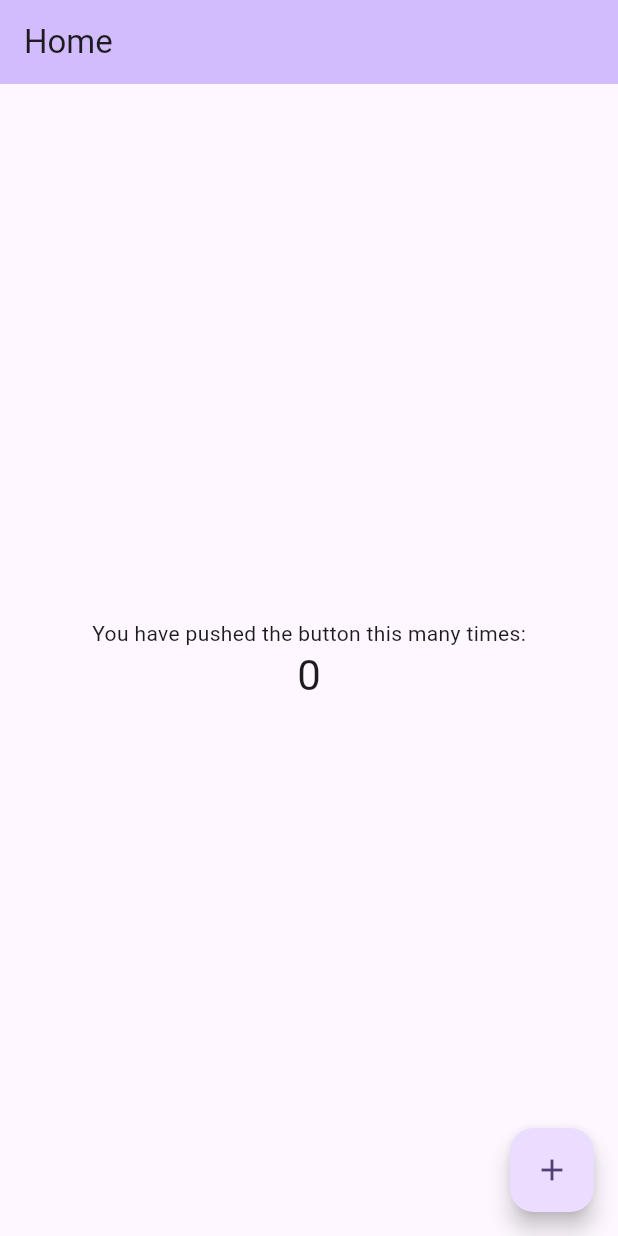
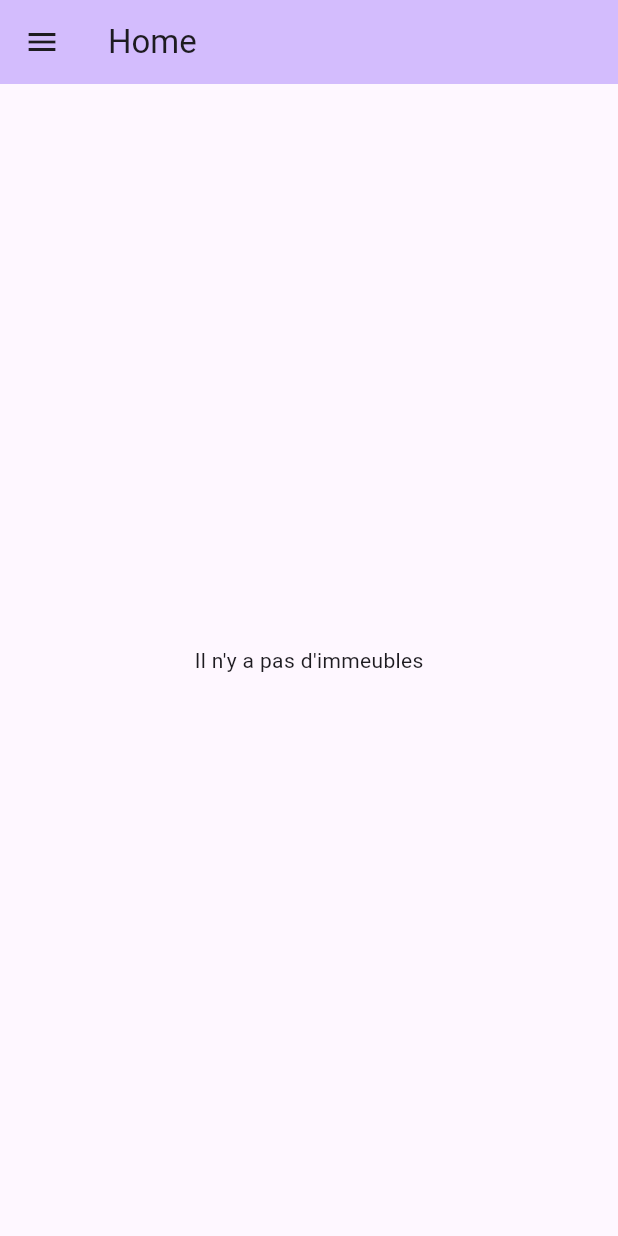
Before and after one commit to rhayonne/lacoloc, a Flutter app: the screen it shows after launch, on a phone screen of 412 x 824 dp. Run offline on Flutter 3.47's test engine with Material 3 defaults, Android fonts, the phone set to English and light mode, and no system bars; our stand-ins replace flutter_dotenv, supabase_flutter; accounts and stored records are empty.

Commit message:
Funcionando, incluindo as tranzaçoes do banco de dados

```diff
--- /dev/null
+++ b/lib/data/models/immeubles.dart
@@ -0,0 +1,24 @@
+class ImmeublesModel {
+  final int id;
+  final String nome;
+  final String? description;
+  final DateTime? createdAt;
+
+  ImmeublesModel({
+    required this.id,
+    required this.nome,
+    this.createdAt,
+    this.description,
+  });
+
+  factory ImmeublesModel.fromMap(Map<String, dynamic> map) {
+    return ImmeublesModel(
+      id: map['id'],
+      nome: map['nome'],
+      description: map['description'],
+      createdAt: map['created_at'] != null
+          ? DateTime.parse(map['created_at'])
+          : null,
+    );
+  }
+}
--- a/lib/home_page.dart
+++ /dev/null
@@ -1,101 +0,0 @@
-import 'package:flutter/material.dart';
-
-// class HomePage extends StatefulWidget {
-//   const HomePage({super.key});
-
-//   @override
-//   State<HomePage> createState() => _HomePageState();
-// }
-
-// class _HomePageState extends State<HomePage> {
-//   @override
-//   Widget build(BuildContext context) {
-//     return const Placeholder();
-//   }
-// }
-
-class HomePage extends StatefulWidget {
-  const HomePage({super.key, required this.title});
-
-  // This widget is the home page of your application. It is stateful, meaning
-  // that it has a State object (defined below) that contains fields that affect
-  // how it looks.
-
-  // This class is the configuration for the state. It holds the values (in this
-  // case the title) provided by the parent (in this case the App widget) and
-  // used by the build method of the State. Fields in a Widget subclass are
-  // always marked "final".
-
-  final String title;
-
-  @override
-  State<HomePage> createState() => _HomePageState();
-}
-
-class _HomePageState extends State<HomePage> {
-  int _counter = 0;
-
-  void _incrementCounter() {
-    setState(() {
-      // This call to setState tells the Flutter framework that something has
-      // changed in this State, which causes it to rerun the build method below
-      // so that the display can reflect the updated values. If we changed
-      // _counter without calling setState(), then the build method would not be
-      // called again, and so nothing would appear to happen.
-      _counter++;
-    });
-  }
-
-  @override
-  Widget build(BuildContext context) {
-    // This method is rerun every time setState is called, for instance as done
-    // by the _incrementCounter method above.
-    //
-    // The Flutter framework has been optimized to make rerunning build methods
-    // fast, so that you can just rebuild anything that needs updating rather
-    // than having to individually change instances of widgets.
-    return Scaffold(
-      appBar: AppBar(
-        // TRY THIS: Try changing the color here to a specific color (to
-        // Colors.amber, perhaps?) and trigger a hot reload to see the AppBar
-        // change color while the other colors stay the same.
-        backgroundColor: Theme.of(context).colorScheme.inversePrimary,
-        // Here we take the value from the MyHomePage object that was created by
-        // the App.build method, and use it to set our appbar title.
-        title: Text(widget.title),
-      ),
-      body: Center(
-        // Center is a layout widget. It takes a single child and positions it
-        // in the middle of the parent.
-        child: Column(
-          // Column is also a layout widget. It takes a list of children and
-          // arranges them vertically. By default, it sizes itself to fit its
-          // children horizontally, and tries to be as tall as its parent.
-          //
-          // Column has various properties to control how it sizes itself and
-          // how it positions its children. Here we use mainAxisAlignment to
-          // center the children vertically; the main axis here is the vertical
-          // axis because Columns are vertical (the cross axis would be
-          // horizontal).
-          //
-          // TRY THIS: Invoke "debug painting" (choose the "Toggle Debug Paint"
-          // action in the IDE, or press "p" in the console), to see the
-          // wireframe for each widget.
-          mainAxisAlignment: .center,
-          children: [
-            const Text('You have pushed the button this many times:'),
-            Text(
-              '$_counter',
-              style: Theme.of(context).textTheme.headlineMedium,
-            ),
-          ],
-        ),
-      ),
-      floatingActionButton: FloatingActionButton(
-        onPressed: _incrementCounter,
-        tooltip: 'Increment',
-        child: const Icon(Icons.add),
-      ),
-    );
-  }
-}
--- /dev/null
+++ b/lib/presentation/home_page.dart
@@ -0,0 +1,67 @@
+import 'package:flutter/material.dart';
+import 'package:lacoloc_front/presentation/immeubles_list.dart';
+
+class HomePage extends StatefulWidget {
+  const HomePage({super.key, required this.title});
+
+  final String title;
+
+  @override
+  State<HomePage> createState() => _HomePageState();
+}
+
+class _HomePageState extends State<HomePage> {
+  // final _future = Supabase.instance.client.from('Immeubles').select();
+  // int _counter = 0;
+
+  // void _incrementCounter() {
+  //   setState(() {
+  //     _counter++;
+  //   });
+  // }
+
+  @override
+  Widget build(BuildContext context) {
+    return Scaffold(
+      drawer: Drawer(
+        child: Column(
+          children: [
+            UserAccountsDrawerHeader(
+              currentAccountPicture: ClipRRect(
+                borderRadius: .circular(40),
+                // backgroundColor: Colors.white,
+                child: Image.network(
+                  'https://plus.unsplash.com/premium_vector-1719858611039-66c134efa74d?q=80&w=1480&auto=format&fit=crop&ixlib=rb-4.1.0&ixid=M3wxMjA3fDB8MHxwaG90by1wYWdlfHx8fGVufDB8fHx8fA%3D%3D',
+                ),
+              ),
+              accountName: Text('Nome'),
+              accountEmail: Text('Email'),
+            ),
+          ],
+        ),
+      ),
+      appBar: AppBar(
+        backgroundColor: Theme.of(context).colorScheme.inversePrimary,
+        title: Text(widget.title),
+      ),
+      body: const ImmeublesList(),
+      // Center(
+      //   child: Column(
+      //     mainAxisAlignment: .center,
+      //     children: [
+      //       const Text('You have pushed the button this many times:'),
+      //       Text(
+      //         '$_counter',
+      //         style: Theme.of(context).textTheme.headlineMedium,
+      //       ),
+      //     ],
+      //   ),
+      // ),
+      // floatingActionButton: FloatingActionButton(
+      //   onPressed: _incrementCounter,
+      //   tooltip: 'Increment',
+      //   child: const Icon(Icons.add),
+      // ),
+    );
+  }
+}
--- /dev/null
+++ b/lib/presentation/immeubles_list.dart
@@ -0,0 +1,68 @@
+import 'package:flutter/material.dart';
+import 'package:supabase_flutter/supabase_flutter.dart';
+import '../data/models/immeubles.dart';
+
+class ImmeublesList extends StatefulWidget {
+  const ImmeublesList({super.key});
+
+  @override
+  State<ImmeublesList> createState() => _ImmeublesListState();
+}
+
+class _ImmeublesListState extends State<ImmeublesList> {
+  // carrega os imoveis somente uma vez e recebe os imoveis do get
+  late Future<List<ImmeublesModel>> _future;
+
+  @override
+  void initState() {
+    super.initState();
+    _future = _getImmeubles();
+  }
+
+  // busca os imveis
+  Future<List<ImmeublesModel>> _getImmeubles() async {
+    final response = await Supabase.instance.client.from('Immeubles').select();
+    return (response as List)
+        .map((item) => ImmeublesModel.fromMap(item))
+        .toList();
+  }
+
+  @override
+  Widget build(BuildContext context) {
+    return FutureBuilder<List<ImmeublesModel>>(
+      future: _future,
+      builder: (context, snapshot) {
+        if (snapshot.connectionState == ConnectionState.waiting) {
+          return const Center(child: CircularProgressIndicator());
+        }
+
+        if (snapshot.hasError) {
+          return Center(child: Text('Error: ${snapshot.error}'));
+        }
+
+        final listImmeubles = snapshot.data ?? [];
+
+        if (listImmeubles.isEmpty) {
+          return const Center(child: Text("Il n'y a pas d'immeubles"));
+        }
+
+        return ListView.builder(
+          // Como este widget será usado dentro de uma Column na Home,
+          // certifique-se de que a Home use Expanded() em volta dele.
+          itemCount: listImmeubles.length,
+          itemBuilder: (context, index) {
+            final immeuble = listImmeubles[index];
+            return ListTile(
+              leading: const Icon(Icons.home_work),
+              title: Text(immeuble.nome),
+              subtitle: Text(
+                immeuble.description ?? "L'immeuble n'a pas de description",
+              ),
+              trailing: Text(immeuble.id.toString()),
+            );
+          },
+        );
+      },
+    );
+  }
+} // Fechamento correto da classe State
--- a/lib/my_app.dart
+++ b/lib/presentation/my_app.dart
@@ -1,5 +1,5 @@
 import 'package:flutter/material.dart';
-import 'package:lacoloc_front/home_page.dart';
+import 'package:lacoloc_front/presentation/home_page.dart';
 
 class MyApp extends StatelessWidget {
   const MyApp({super.key});
```
Also changed, not shown: lib/main.dart (+12 -2 lines), pubspec.yaml (+6 -2 lines), lib/data/datasources/immeubles.dart (added), 3 other files.
